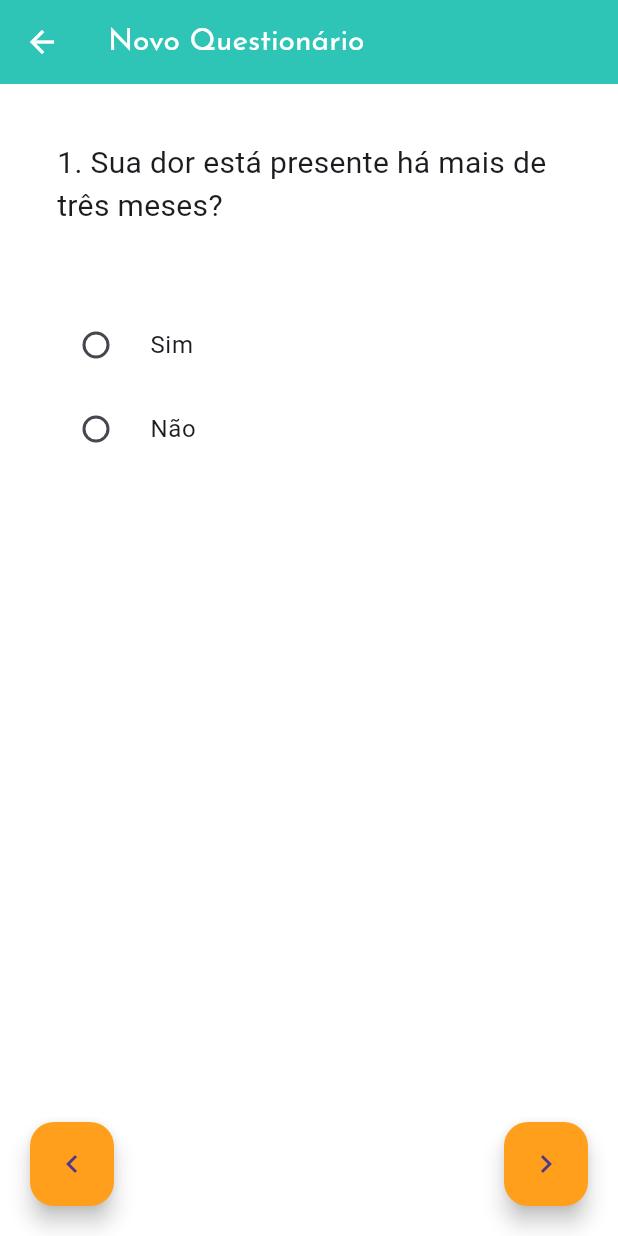
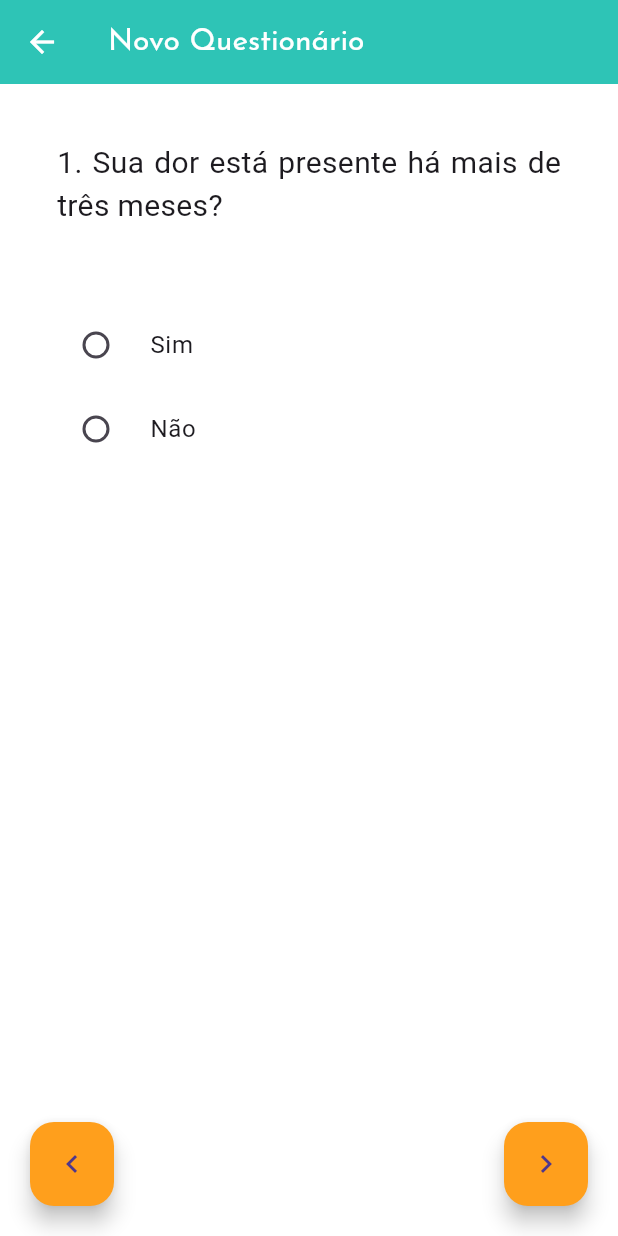
Before and after one commit to isadora-vieira-ramos/clini_dor, a Flutter app: the PatientPage screen opened directly with empty values, after a tap on the "add" icon, on a phone screen of 412 x 824 dp. Run offline on Flutter 3.47's test engine with Material 3 defaults, Android fonts, the phone set to English and light mode, and no system bars; our stand-ins replace go_router, google_fonts.

Commit message:
Fix GestureDetector position, format questionnaire date

```diff
--- a/lib/components/patient_tile.dart
+++ b/lib/components/patient_tile.dart
@@ -13,6 +13,9 @@ class PatientTile extends StatelessWidget {
     return GestureDetector(
       onTap: () => Navigator.push(context, MaterialPageRoute(builder: (context) => PatientPage(patient: patient))),
       child: Container(
+        decoration: BoxDecoration(
+          border: Border.all(color: Colors.transparent)
+        ),
         child: Padding(
           padding: const EdgeInsets.all(8.0),
           child: Column(
--- a/lib/components/questionnaire_tile.dart
+++ b/lib/components/questionnaire_tile.dart
@@ -1,16 +1,21 @@
+import 'package:clini_dor/models/evaluation.dart';
 import 'package:clini_dor/pages/conducts_page.dart';
 import 'package:flutter/material.dart';
 import 'package:google_fonts/google_fonts.dart';
+import 'package:intl/intl.dart';
 
 class QuestionnaireTile extends StatelessWidget {
-
-  QuestionnaireTile({super.key});
+  final Evaluation evaluation;
+  const QuestionnaireTile({super.key, required this.evaluation});
 
   @override
   Widget build(BuildContext context) {
     return GestureDetector(
       onTap: () => Navigator.push(context, MaterialPageRoute(builder: (context) => ConductsPage())),
       child: Container(
+        decoration: BoxDecoration(
+          border: Border.all(color: Colors.transparent)
+        ),
         child: Padding(
           padding: const EdgeInsets.all(8.0),
           child: Column(
@@ -18,7 +23,13 @@ class QuestionnaireTile extends StatelessWidget {
             crossAxisAlignment: CrossAxisAlignment.start,
             children: [
               Text(
-                'Questionário 1',
+                'Questionário ${evaluation.evaluationId}',
+                style: GoogleFonts.josefinSans(
+                  fontSize: 15
+                ),
+              ),
+              Text(
+                'Data: ${DateFormat('dd/MM/yyyy').format(evaluation.date)}',
                 style: GoogleFonts.josefinSans(
                   fontSize: 15
                 ),
--- a/lib/models/evaluation.dart
+++ b/lib/models/evaluation.dart
@@ -1,4 +1,4 @@
-class Evaluation{
+class Evaluation{  //mudar o nome para Questionnaire?
   final int evaluationId;
   final int patientId;
   final DateTime date;
--- a/lib/pages/click_map_question.dart
+++ b/lib/pages/click_map_question.dart
@@ -24,6 +24,7 @@ class _ClickMapQuestionState extends State<ClickMapQuestion> {
               padding: const EdgeInsets.all(30),
               child: Text(
                 widget.question.questionText,
+                textAlign: TextAlign.justify,
                 style: const TextStyle(
                   fontSize: 20
                 )
--- a/lib/pages/patient_page.dart
+++ b/lib/pages/patient_page.dart
@@ -1,5 +1,6 @@
 import 'package:clini_dor/components/floating_button.dart';
 import 'package:clini_dor/components/questionnaire_tile.dart';
+import 'package:clini_dor/models/evaluation.dart';
 import 'package:clini_dor/models/patient.dart';
 import 'package:clini_dor/pages/patient_edit_page.dart';
 import 'package:clini_dor/pages/questionnaire_page.dart';
@@ -93,7 +94,8 @@ class PatientPage extends StatelessWidget {
                 itemCount: 10,
                 scrollDirection: Axis.vertical,
                 itemBuilder: (context, index) {
-                  return QuestionnaireTile();
+                  Evaluation evaluation = Evaluation(evaluationId: index, patientId: patient.medicalRecord, date: DateTime.now());
+                  return QuestionnaireTile(evaluation: evaluation);
                 },
               )
             ),
--- a/lib/pages/question_page.dart
+++ b/lib/pages/question_page.dart
@@ -24,6 +24,7 @@ class QuestionPage extends StatelessWidget {
                 padding: const EdgeInsets.all(30),
                 child: Text(
                   question.questionText,
+                  textAlign: TextAlign.justify,
                   style: const TextStyle(
                     fontSize: 20
                   )
--- a/lib/pages/rating_question.dart
+++ b/lib/pages/rating_question.dart
@@ -24,6 +24,7 @@ class _RatingQuestionState extends State<RatingQuestion> {
               padding: const EdgeInsets.all(30.0),
               child: Text(
                 widget.question.questionText,
+                textAlign: TextAlign.justify,
                 style: const TextStyle(
                   fontSize: 20
                 )
```
